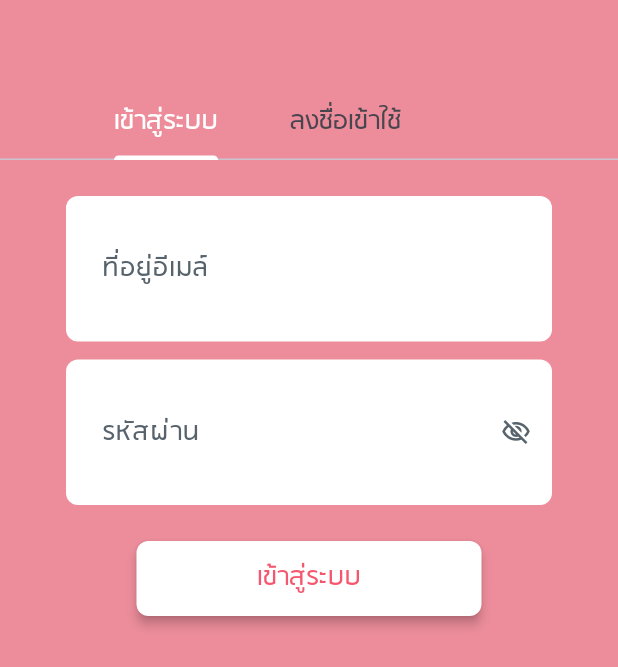
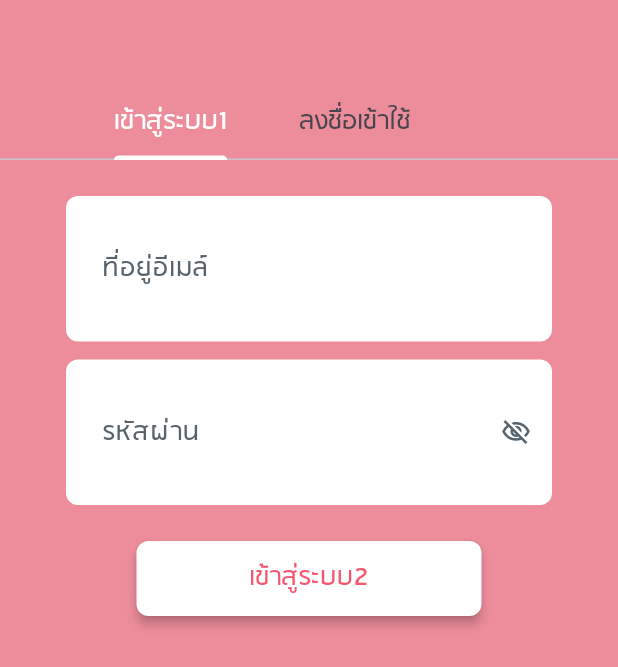
Before and after one commit to prwthub/project_childcare_mobileapp, a Flutter app: the screen it shows after launch, on a phone screen of 412 x 824 dp. Shown: the part 419-1086 px from the top of the screen. Run offline on Flutter 3.47's test engine with Material 3 defaults, Android fonts, the phone set to English and light mode, and no system bars; drawn by our look-alikes of auto_size_text; our stand-ins replace cached_network_image, cloud_firestore, dropdown_button2, firebase_auth, firebase_core, floating_bottom_navigation_bar and 16 more; missing offline and left inert: json_path; accounts and stored records are empty; network calls fail.

```diff
--- a/perforkid/mobile/perforkid_mobile_main/lib/branch_main/login_and_register_page/login_and_register_page_widget.dart
+++ b/perforkid/mobile/perforkid_mobile_main/lib/branch_main/login_and_register_page/login_and_register_page_widget.dart
@@ -120,7 +120,7 @@ class _LoginAndRegisterPageWidgetState extends State<LoginAndRegisterPageWidget>
                         indicatorColor: Colors.white,
                         tabs: [
                           Tab(
-                            child: Text('เข้าสู่ระบบ',
+                            child: Text('เข้าสู่ระบบ1',
                                 style: TextStyle(fontFamily: 'RSU', fontSize: 20)),
                           ),
                           Tab(
@@ -335,7 +335,7 @@ class _LoginAndRegisterPageWidgetState extends State<LoginAndRegisterPageWidget>
                                       context.goNamedAuth(
                                           'announcementPost', context.mounted);
                                     },
-                                    text: 'เข้าสู่ระบบ',
+                                    text: 'เข้าสู่ระบบ2',
                                     options: FFButtonOptions(
                                       width: 230,
                                       height: 50,
```
Also changed, not shown: 8 other files.
